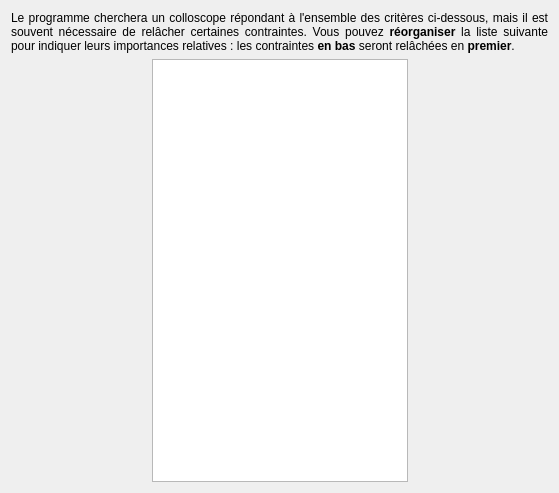
Blackhol3/kholgen, file common/OptionsTab.ui: the form before one commit.
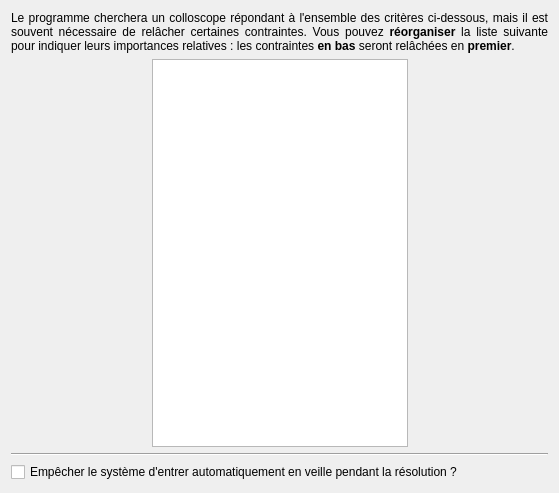
The form after the commit.

Commit message: Prevent the system from entering sleep mode during solving.

Diff of the .ui file:
```diff
--- a/common/OptionsTab.ui
+++ b/common/OptionsTab.ui
@@ -64,6 +64,20 @@
      </item>
     </layout>
    </item>
+   <item>
+    <widget class="Line" name="line">
+     <property name="orientation">
+      <enum>Qt::Horizontal</enum>
+     </property>
+    </widget>
+   </item>
+   <item>
+    <widget class="QCheckBox" name="preventSleepMode">
+     <property name="text">
+      <string>Empêcher le système d'entrer automatiquement en veille pendant la résolution ?</string>
+     </property>
+    </widget>
+   </item>
   </layout>
  </widget>
  <resources/>
```
Left out of the diff: 4 changed lines with no effect on the pictures. The commit also changes 6 other files.
